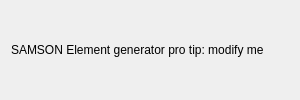
edellano/Adenita-SAMSON-Edition, file AdenitaCoreSE/form/SEAdenitaCoreSEAppGUI.ui: the form before one commit.
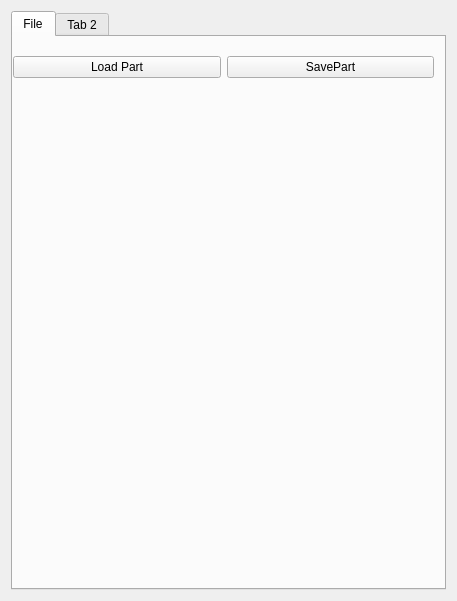
The form after the commit.

Patch:
```diff
--- a/AdenitaCoreSE/form/SEAdenitaCoreSEAppGUI.ui
+++ b/AdenitaCoreSE/form/SEAdenitaCoreSEAppGUI.ui
@@ -6,14 +6,14 @@
    <rect>
     <x>0</x>
     <y>0</y>
-    <width>300</width>
-    <height>100</height>
+    <width>457</width>
+    <height>601</height>
    </rect>
   </property>
   <property name="minimumSize">
    <size>
-    <width>300</width>
-    <height>100</height>
+    <width>457</width>
+    <height>601</height>
    </size>
   </property>
   <property name="windowTitle">
@@ -21,11 +21,51 @@
   </property>
   <layout class="QVBoxLayout" name="verticalLayout">
    <item>
-    <widget class="QLabel" name="label">
-     <property name="text">
-      <string>SAMSON Element generator pro tip: modify me</string>
-     </property>
-    </widget>
+    <layout class="QVBoxLayout" name="verticalLayout_2">
+     <item>
+      <widget class="QTabWidget" name="tabFile">
+       <property name="currentIndex">
+        <number>0</number>
+       </property>
+       <widget class="QWidget" name="tab">
+        <attribute name="title">
+         <string>File</string>
+        </attribute>
+        <widget class="QWidget" name="gridLayoutWidget">
+         <property name="geometry">
+          <rect>
+           <x>0</x>
+           <y>10</y>
+           <width>421</width>
+           <height>41</height>
+          </rect>
+         </property>
+         <layout class="QGridLayout" name="gridLayout">
+          <item row="0" column="0">
+           <widget class="QPushButton" name="btnLoadPart">
+            <property name="text">
+             <string>Load Part</string>
+            </property>
+           </widget>
+          </item>
+          <item row="0" column="1">
+           <widget class="QPushButton" name="btnSavePart">
+            <property name="text">
+             <string>SavePart</string>
+            </property>
+           </widget>
+          </item>
+         </layout>
+        </widget>
+       </widget>
+       <widget class="QWidget" name="tab_2">
+        <attribute name="title">
+         <string>Tab 2</string>
+        </attribute>
+       </widget>
+      </widget>
+     </item>
+    </layout>
    </item>
   </layout>
  </widget>
```
Left out of the diff: 39 changed lines with no effect on the pictures.
